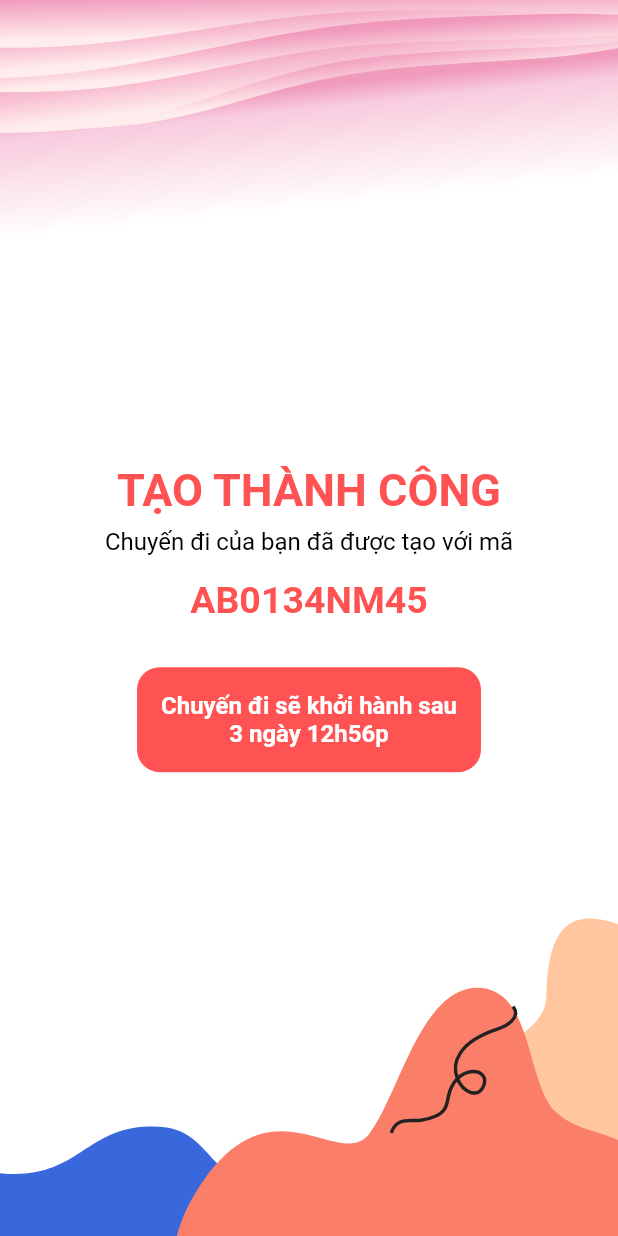
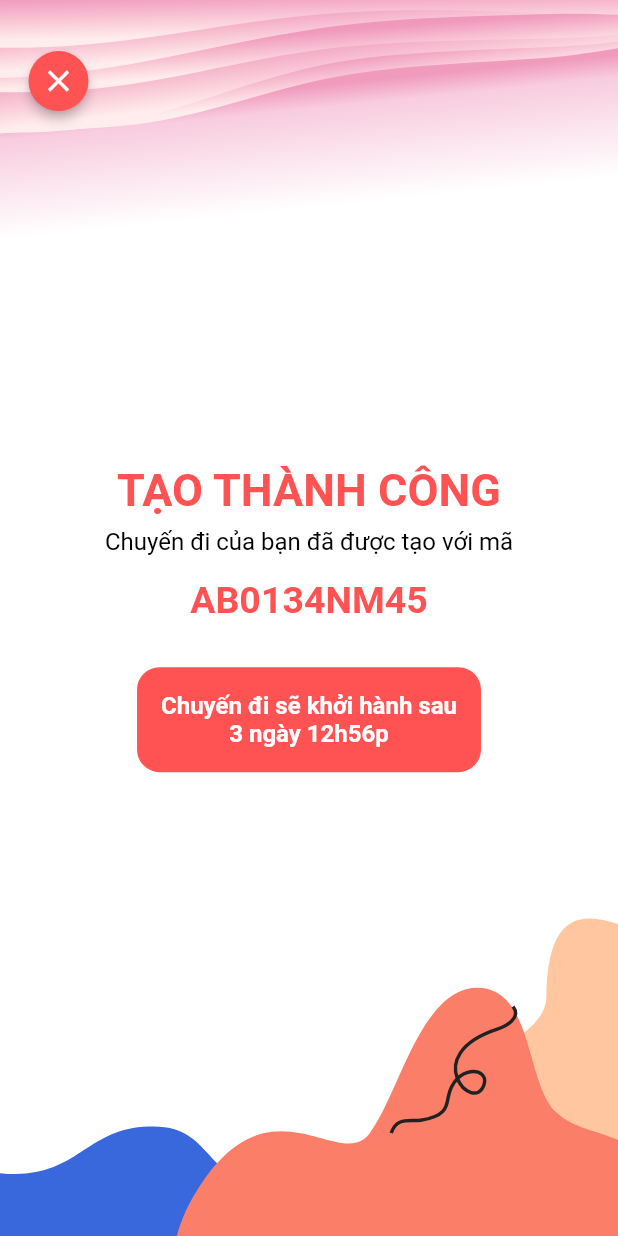
Before and after one commit to ChauTriTin/DoAnTotNghiep, a Flutter app: the CreateSuccessScreen screen opened directly, on a phone screen of 412 x 824 dp. Run offline on Flutter 3.47's test engine with Material 2 defaults, Android fonts, the phone set to English and light mode, and no system bars; our stand-ins replace avatar_glow, date_format, get, google_maps_flutter, lite_rolling_switch, lottie and 1 more; missing offline and left inert: circular_bottom_navigation, forked_slider_button, google_maps_flutter_android, google_maps_flutter_platform_interface, google_maps_place_picker_mb, multi_image_picker_view and 1 more; accounts and stored records are empty.

Commit message:
update screen create router success

```diff
--- a/lib/ui/home/router/createSuccess/create_success_screen.dart
+++ b/lib/ui/home/router/createSuccess/create_success_screen.dart
@@ -96,6 +96,23 @@ class _CreateSuccessScreenState extends BaseStatefulState<CreateSuccessScreen> {
               ),
             ),
           ),
+          Padding(
+            padding: const EdgeInsets.fromLTRB(
+              DimenConstants.marginPaddingMedium,
+              DimenConstants.marginPaddingLarge,
+              DimenConstants.marginPaddingMedium,
+              DimenConstants.marginPaddingMedium,
+            ),
+            child: FloatingActionButton(
+              mini: true,
+              elevation: DimenConstants.elevationMedium,
+              backgroundColor: ColorConstants.appColor,
+              onPressed: () {
+                Get.back();
+              },
+              child: const Icon(Icons.clear),
+            ),
+          ),
         ],
       ),
     );
```
Also changed, not shown: lib/ui/home/home/page_home_screen.dart (+7 -6 lines).
